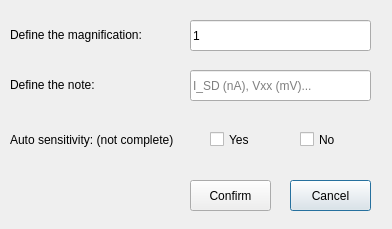
ChiaN-Yang/QMeas, file qtdesign/read_option.ui: the form before one commit.
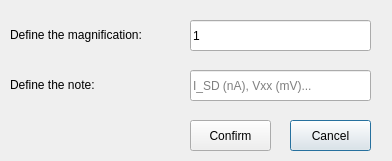
The form after the commit.

```diff
--- a/qtdesign/read_option.ui
+++ b/qtdesign/read_option.ui
@@ -7,7 +7,7 @@
     <x>0</x>
     <y>0</y>
     <width>392</width>
-    <height>229</height>
+    <height>161</height>
    </rect>
   </property>
   <property name="windowTitle">
@@ -106,38 +106,11 @@
     <set>Qt::AlignLeading|Qt::AlignLeft|Qt::AlignVCenter</set>
    </property>
   </widget>
-  <widget class="QLabel" name="label_8">
-   <property name="geometry">
-    <rect>
-     <x>10</x>
-     <y>119</y>
-     <width>191</width>
-     <height>41</height>
-    </rect>
-   </property>
-   <property name="font">
-    <font>
-     <pointsize>9</pointsize>
-    </font>
-   </property>
-   <property name="mouseTracking">
-    <bool>false</bool>
-   </property>
-   <property name="layoutDirection">
-    <enum>Qt::LeftToRight</enum>
-   </property>
-   <property name="text">
-    <string>Auto sensitivity: (not complete)</string>
-   </property>
-   <property name="alignment">
-    <set>Qt::AlignLeading|Qt::AlignLeft|Qt::AlignVCenter</set>
-   </property>
-  </widget>
   <widget class="QPushButton" name="pushButton_6">
    <property name="geometry">
     <rect>
      <x>290</x>
-     <y>180</y>
+     <y>120</y>
      <width>81</width>
      <height>31</height>
     </rect>
@@ -150,7 +123,7 @@
    <property name="geometry">
     <rect>
      <x>190</x>
-     <y>180</y>
+     <y>120</y>
      <width>81</width>
      <height>31</height>
     </rect>
@@ -159,32 +132,6 @@
     <string>Confirm</string>
    </property>
   </widget>
-  <widget class="QCheckBox" name="checkBox">
-   <property name="geometry">
-    <rect>
-     <x>210</x>
-     <y>130</y>
-     <width>85</width>
-     <height>19</height>
-    </rect>
-   </property>
-   <property name="text">
-    <string>Yes</string>
-   </property>
-  </widget>
-  <widget class="QCheckBox" name="checkBox_2">
-   <property name="geometry">
-    <rect>
-     <x>300</x>
-     <y>130</y>
-     <width>85</width>
-     <height>19</height>
-    </rect>
-   </property>
-   <property name="text">
-    <string>No</string>
-   </property>
-  </widget>
  </widget>
  <resources/>
  <connections/>
```
